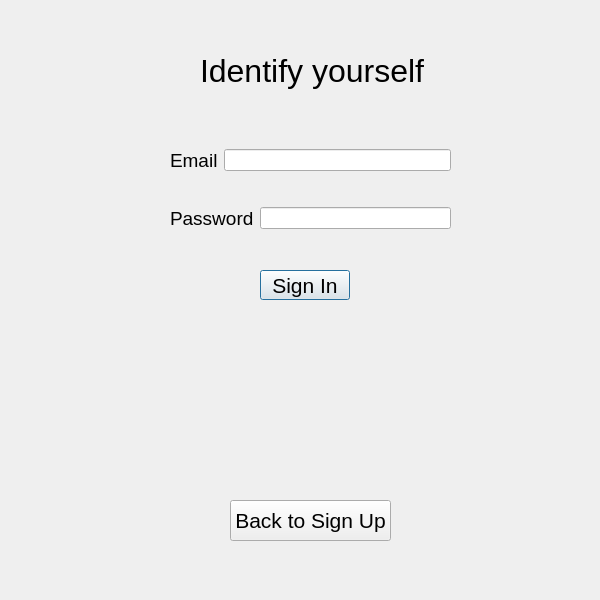
This is QtSimpleChatClient/signin.ui in Tsurai7/Messenger as Qt 5 draws it before an edit. The edited form follows.
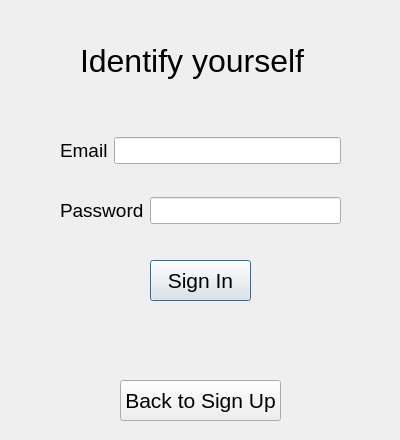
This is the edited form.

```diff
--- a/QtSimpleChatClient/signin.ui
+++ b/QtSimpleChatClient/signin.ui
@@ -6,18 +6,93 @@
    <rect>
     <x>0</x>
     <y>0</y>
-    <width>600</width>
-    <height>600</height>
+    <width>400</width>
+    <height>440</height>
    </rect>
   </property>
   <property name="windowTitle">
    <string>Dialog</string>
   </property>
+  <property name="styleSheet">
+   <string notr="true">/* Reset some default styling */
+* {
+    margin: 0;
+    padding: 0;
+}
+
+/* Body styles */
+body {
+    font-family: 'Segoe UI', Tahoma, Geneva, Verdana, sans-serif;
+    background-color: #f8f9fa;
+    color: #1e1e1e;
+}
+
+/* Container styles */
+.container {
+    max-width: 400px;
+    margin: 50px auto;
+    padding: 20px;
+    background-color: #ffffff;
+    box-shadow: 0 2px 4px rgba(0, 0, 0, 0.1);
+    border-radius: 8px;
+}
+
+/* Label styles */
+label {
+    display: block;
+    margin-bottom: 5px;
+    font-size: 14px;
+    color: #7d7d7d;
+}
+
+/* Input styles */
+input[type=&quot;text&quot;],
+input[type=&quot;password&quot;] {
+    width: 100%;
+    padding: 10px;
+    margin-bottom: 15px;
+    border: 1px solid #d3d3d3;
+    border-radius: 4px;
+    color: #1e1e1e;
+    transition: border-color 0.3s ease;
+}
+
+input[type=&quot;text&quot;]:focus,
+input[type=&quot;password&quot;]:focus {
+    border-color: #4a90e2;
+}
+
+/* Button styles */
+button {
+    display: inline-block;
+    padding: 12px 20px;
+    font-size: 16px;
+    font-weight: bold;
+    text-align: center;
+    text-decoration: none;
+    background-color: #4a90e2;
+    color: #ffffff;
+    border: none;
+    border-radius: 4px;
+    cursor: pointer;
+    transition: background-color 0.3s ease;
+}
+
+button:hover {
+    background-color: #3465a4;
+}
+
+/* Additional styles */
+.login-button {
+    width: 100%;
+}
+</string>
+  </property>
   <widget class="QLabel" name="label_Identify">
    <property name="geometry">
     <rect>
-     <x>200</x>
-     <y>40</y>
+     <x>80</x>
+     <y>30</y>
      <width>241</width>
      <height>61</height>
     </rect>
@@ -34,10 +109,10 @@
   <widget class="QPushButton" name="pushButton_SignIn">
    <property name="geometry">
     <rect>
-     <x>260</x>
-     <y>270</y>
-     <width>90</width>
-     <height>30</height>
+     <x>150</x>
+     <y>260</y>
+     <width>101</width>
+     <height>41</height>
     </rect>
    </property>
    <property name="font">
@@ -52,8 +127,8 @@
   <widget class="QPushButton" name="pushButton_Back">
    <property name="geometry">
     <rect>
-     <x>230</x>
-     <y>500</y>
+     <x>120</x>
+     <y>380</y>
      <width>161</width>
      <height>41</height>
     </rect>
@@ -67,11 +142,11 @@
     <string>Back to Sign Up</string>
    </property>
   </widget>
-  <widget class="QWidget" name="">
+  <widget class="QWidget" name="layoutWidget">
    <property name="geometry">
     <rect>
-     <x>170</x>
-     <y>120</y>
+     <x>60</x>
+     <y>110</y>
      <width>281</width>
      <height>141</height>
     </rect>
@@ -92,7 +167,13 @@
        </widget>
       </item>
       <item>
-       <widget class="QLineEdit" name="lineEdit_Email"/>
+       <widget class="QLineEdit" name="lineEdit_Email">
+        <property name="font">
+         <font>
+          <pointsize>14</pointsize>
+         </font>
+        </property>
+       </widget>
       </item>
      </layout>
     </item>
@@ -111,7 +192,13 @@
        </widget>
       </item>
       <item>
-       <widget class="QLineEdit" name="lineEdit_Password"/>
+       <widget class="QLineEdit" name="lineEdit_Password">
+        <property name="font">
+         <font>
+          <pointsize>14</pointsize>
+         </font>
+        </property>
+       </widget>
       </item>
      </layout>
     </item>
```
